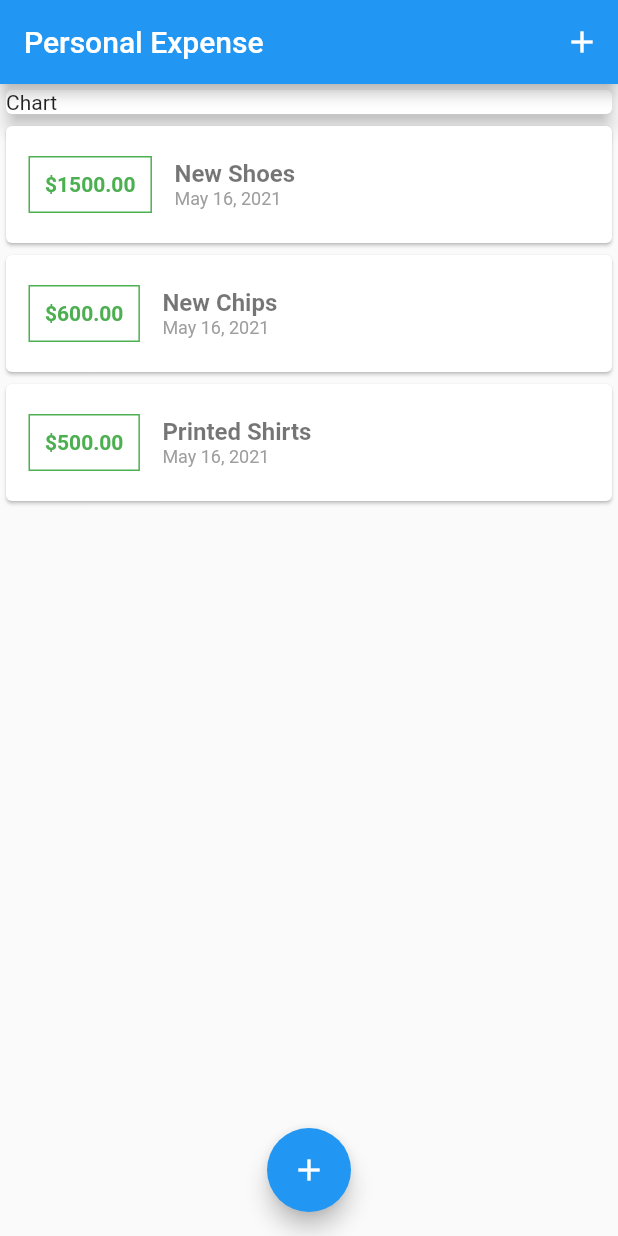
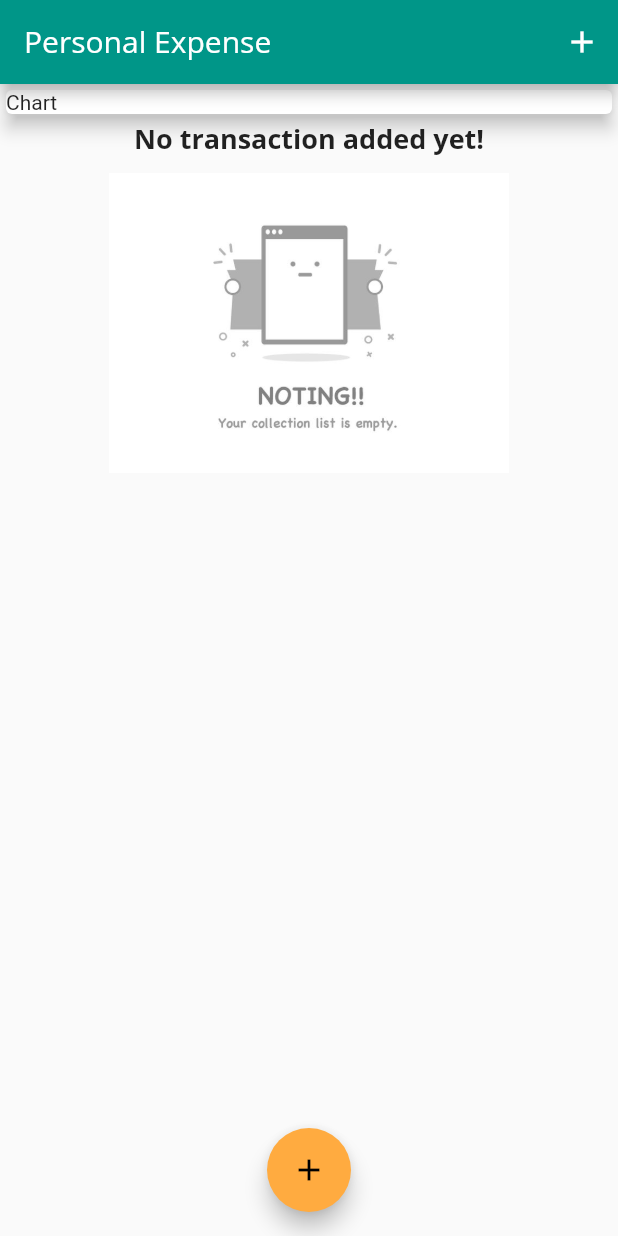
Before and after one commit to deepak52567/flutter-tutorial-path, a Flutter app: the screen it shows after launch, on a phone screen of 412 x 824 dp. Run offline on Flutter 3.47's test engine with Material 2 defaults, Android fonts, the phone set to English and light mode, and no system bars.

Commit message:
Add image widget and sizing options in it

```diff
--- a/personal_expense_app/lib/main.dart
+++ b/personal_expense_app/lib/main.dart
@@ -17,12 +17,12 @@ class MyPersonalExpense extends StatefulWidget {
 
 class _MyPersonalExpenseState extends State<MyPersonalExpense> {
   final List<Transaction> _userTransactions = [
-    Transaction(
-        id: 't1', title: 'New Shoes', amount: 1500, date: DateTime.now()),
-    Transaction(
-        id: 't2', title: 'New Chips', amount: 600, date: DateTime.now()),
-    Transaction(
-        id: 't3', title: 'Printed Shirts', amount: 500, date: DateTime.now()),
+    // Transaction(
+    //     id: 't1', title: 'New Shoes', amount: 1500, date: DateTime.now()),
+    // Transaction(
+    //     id: 't2', title: 'New Chips', amount: 600, date: DateTime.now()),
+    // Transaction(
+    //     id: 't3', title: 'Printed Shirts', amount: 500, date: DateTime.now()),
   ];
 
   void _addNewTransaction(String txTitle, double txAmount) {
@@ -51,9 +51,33 @@ class _MyPersonalExpenseState extends State<MyPersonalExpense> {
   Widget build(BuildContext context) {
     return MaterialApp(
       title: 'Personal Expense',
+      theme: ThemeData(
+        // Overrides all color style in other objects and can be used to change global styles as well
+        primarySwatch: Colors.teal,
+        accentColor: Colors.orangeAccent,
+        fontFamily: 'QuickSand',
+        // Creating a default setting for textTheme that can be used over the app
+        textTheme: ThemeData.light().textTheme.copyWith(
+              headline6: TextStyle(
+                fontFamily: 'OpenSans',
+                fontSize: 18,
+                fontWeight: FontWeight.bold
+              ),
+            ),
+        appBarTheme: AppBarTheme(
+          textTheme: ThemeData.light().textTheme.copyWith(
+                headline6: TextStyle(
+                  fontFamily: 'OpenSans',
+                  fontSize: 20,
+                ),
+              ),
+        ),
+      ),
       home: Scaffold(
           appBar: AppBar(
-            title: Text('Personal Expense'),
+            title: Text(
+              'Personal Expense',
+            ),
             actions: <Widget>[
               Builder(
                 builder: (context) => IconButton(
--- a/personal_expense_app/lib/widgets/transaction_list.dart
+++ b/personal_expense_app/lib/widgets/transaction_list.dart
@@ -1,3 +1,4 @@
+import 'package:flutter/cupertino.dart';
 import 'package:flutter/material.dart';
 import 'package:flutter/rendering.dart';
 import 'package:intl/intl.dart';
@@ -14,7 +15,27 @@ class TransactionList extends StatelessWidget {
       height: 300,
       // ListView children [] is fine in case of fixed items in small range
       // ListView.builder constructor is used in case of unknown length of items to facilitate lazy loaded items
-      child: ListView.builder(
+      child: transactions.isEmpty
+          ? Column(
+              children: <Widget>[
+                Text(
+                  'No transaction added yet!',
+                  style: Theme.of(context).textTheme.headline6,
+                ),
+                // Can be also used as adding space between items
+                SizedBox(
+                  height: 10,
+                ),
+                Container(
+                  height: 200,
+                  child: Image.asset(
+                    'assets/images/page-empty-placeholder.jpg',
+                    fit: BoxFit.cover,
+                  ),
+                )
+              ],
+            )
+          : ListView.builder(
               itemBuilder: (ctx, index) {
                 return Card(
                   child: Row(
@@ -29,11 +50,18 @@ class TransactionList extends StatelessWidget {
                           style: TextStyle(
                             fontWeight: FontWeight.bold,
                             fontSize: 14,
-                        color: Colors.green),
+                            // Using global setting for app context
+                            color: Theme.of(context).primaryColor,
                           ),
-                  margin: EdgeInsets.symmetric(vertical: 20, horizontal: 15),
+                        ),
+                        margin:
+                            EdgeInsets.symmetric(vertical: 20, horizontal: 15),
                         decoration: BoxDecoration(
-                      border: Border.all(color: Colors.green, width: 1)),
+                          border: Border.all(
+                            // Using global setting for app context
+                            color: Theme.of(context).primaryColor, width: 1,
+                          ),
+                        ),
                         padding: EdgeInsets.all(10),
                       ),
                       Column(
@@ -44,10 +72,8 @@ class TransactionList extends StatelessWidget {
                         children: <Widget>[
                           Text(
                             transactions[index].title,
-                      style: TextStyle(
-                          fontSize: 16,
-                          fontWeight: FontWeight.bold,
-                          color: Colors.black54),
+                            // Accessing global theme set on App main class
+                            style: Theme.of(context).textTheme.headline6,
                           ),
                           Text(
                             // Can put format in DateFormat('yyyy') parameter
```
Also changed, not shown: personal_expense_app/pubspec.yaml (+13 -9 lines), personal_expense_app/assets/fonts/OpenSans-Bold.ttf (added), personal_expense_app/assets/fonts/OpenSans-Regular.ttf (added), personal_expense_app/assets/fonts/Quicksand-Bold.ttf (added), personal_expense_app/assets/fonts/Quicksand-Light.ttf (added), personal_expense_app/assets/fonts/Quicksand-Medium.ttf (added), personal_expense_app/assets/fonts/Quicksand-Regular.ttf (added), personal_expense_app/assets/images/page-empty-placeholder.jpg (added). Lines whose indentation alone changed are shown as unchanged.
